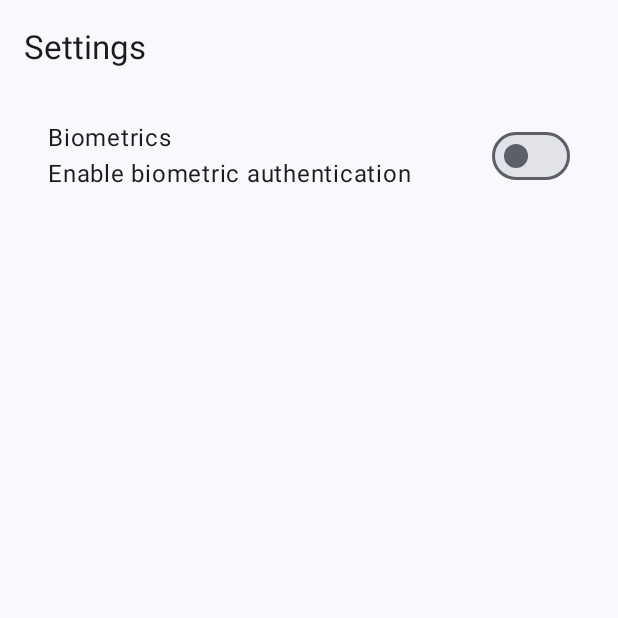
After one commit to torfstack/docr, an Android app built with Jetpack Compose: the composable SettingsView shown on its own in the app's theme, on a phone screen of 412 x 824 dp, the top half of it. The commit adds this screen. Run offline under Robolectric (Android 15) with nearby library versions, the phone set to English and light mode, and no system bars.

Commit message:
feat: add settings view (no functionality)

```diff
--- a/app/src/main/java/com/torfstack/docr/MainActivity.kt
+++ b/app/src/main/java/com/torfstack/docr/MainActivity.kt
@@ -18,6 +18,7 @@ import com.torfstack.docr.model.CategoryViewModel
 import com.torfstack.docr.views.CategoryDetailView
 import com.torfstack.docr.views.CategoryView
 import com.torfstack.docr.views.Screen
+import com.torfstack.docr.views.SettingsView
 
 
 class MainActivity : ComponentActivity() {
@@ -94,6 +95,9 @@ class MainActivity : ComponentActivity() {
                     viewModel = model
                 )
             }
+            composable(route = Screen.Options.route) {
+                SettingsView()
+            }
         }
     }
 }
--- a/app/src/main/java/com/torfstack/docr/views/Screen.kt
+++ b/app/src/main/java/com/torfstack/docr/views/Screen.kt
@@ -11,4 +11,6 @@ sealed class Screen(val route: String) {
             }
         }
     }
+
+    data object Options : Screen("options")
 }
--- /dev/null
+++ b/app/src/main/java/com/torfstack/docr/views/SettingsView.kt
@@ -0,0 +1,65 @@
+package com.torfstack.docr.views
+
+import androidx.compose.foundation.layout.Column
+import androidx.compose.foundation.layout.Row
+import androidx.compose.foundation.layout.padding
+import androidx.compose.foundation.lazy.grid.GridCells
+import androidx.compose.foundation.lazy.grid.LazyVerticalGrid
+import androidx.compose.material3.ExperimentalMaterial3Api
+import androidx.compose.material3.Scaffold
+import androidx.compose.material3.Switch
+import androidx.compose.material3.Text
+import androidx.compose.material3.TopAppBar
+import androidx.compose.runtime.Composable
+import androidx.compose.ui.Modifier
+import androidx.compose.ui.unit.dp
+import com.torfstack.docr.ui.theme.DocRTheme
+
+@OptIn(ExperimentalMaterial3Api::class)
+@Composable
+fun SettingsView() {
+    DocRTheme {
+        Scaffold(
+            topBar = {
+                TopAppBar(
+                    title = {
+                        Text(text = "Settings")
+                    },
+                )
+            }
+        ) {
+            LazyVerticalGrid(modifier = Modifier.padding(it), columns = GridCells.Fixed(1)) {
+                items(1) {
+                    Setting(
+                        title = "Biometrics",
+                        description = "Enable biometric authentication",
+                        onToggle = {
+
+                        }
+                    )
+                }
+            }
+        }
+    }
+}
+
+@Composable
+fun Setting(
+    modifier: Modifier = Modifier,
+    title: String,
+    description: String,
+    onToggle: (Boolean) -> Unit
+) {
+    Row(
+        modifier = modifier.padding(start = 32.dp, end = 32.dp, top = 16.dp, bottom = 16.dp)
+    ) {
+        Column(Modifier.weight(1f)) {
+            Text(text = title)
+            Text(text = description)
+        }
+        Switch(
+            checked = false,
+            onCheckedChange = { onToggle(it) }
+        )
+    }
+}
```
Also changed, not shown: app/src/main/java/com/torfstack/docr/views/CategoryView.kt (+16 -0 lines).
